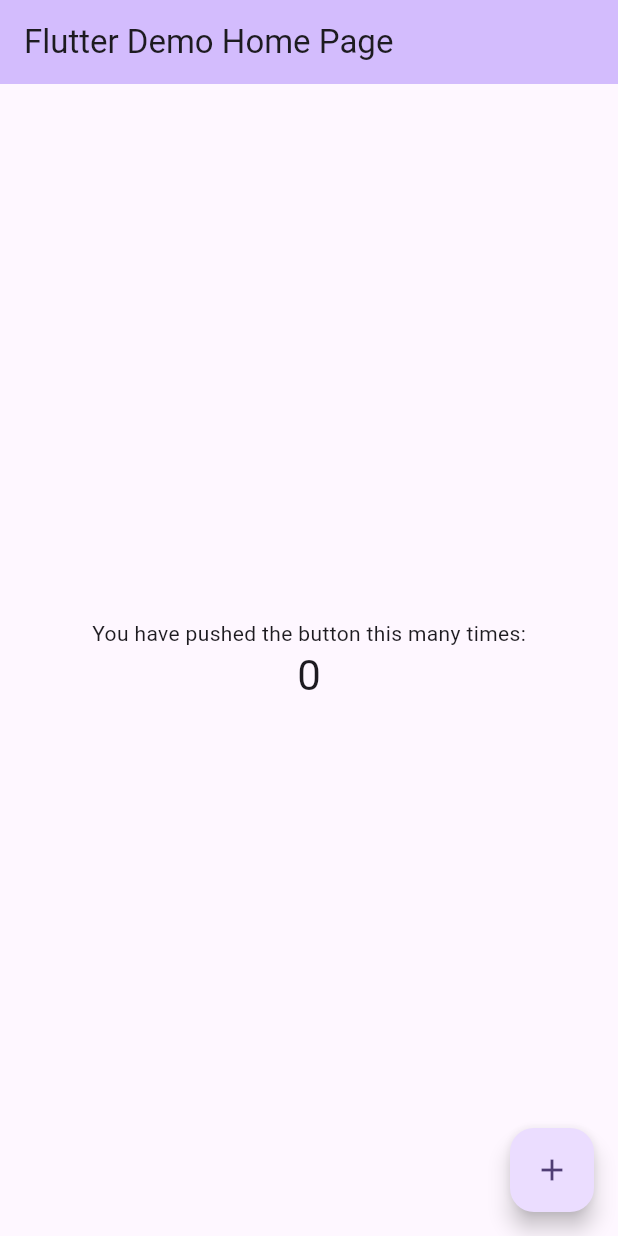
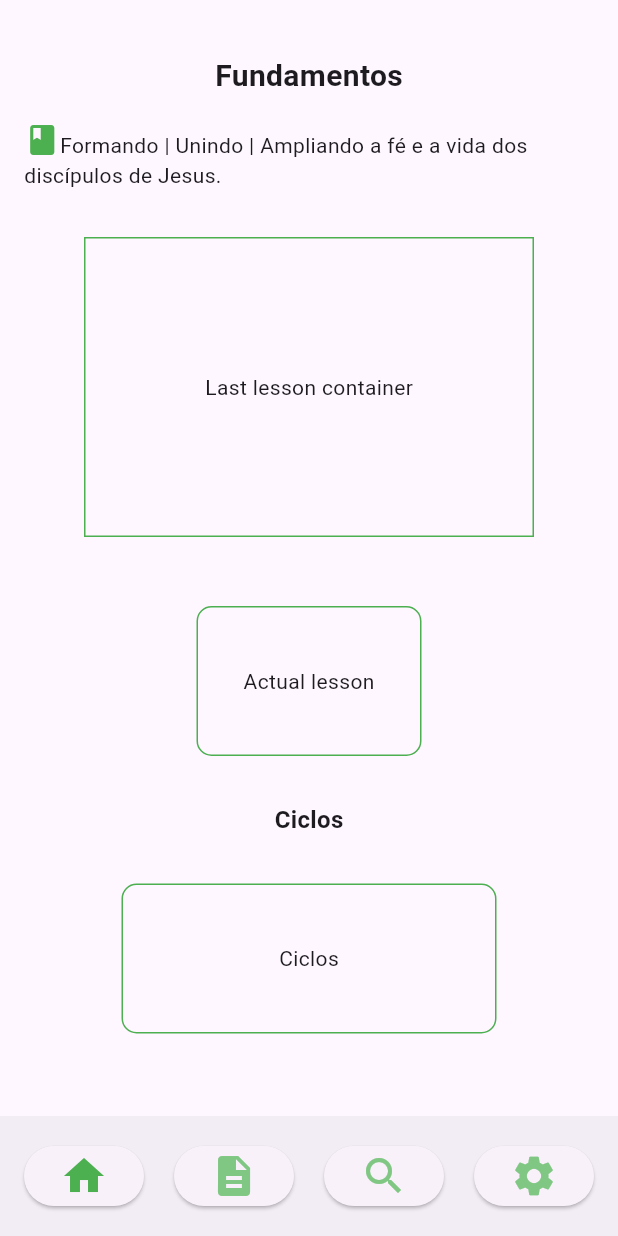
Before and after one commit to JoaoEmanuell/fundamentos-plus-mobile, a Flutter app: the screen it shows after launch, on a phone screen of 412 x 824 dp. Run offline on Flutter 3.47's test engine with Material 3 defaults, Android fonts, the phone set to English and light mode, and no system bars.

Commit message:
initial screen

```diff
--- /dev/null
+++ b/fundamentos_plus_mobile/lib/components/ui/bottom_app_bar_component.dart
@@ -0,0 +1,53 @@
+import 'package:flutter/material.dart';
+
+Widget bottomAppBarComponent({String current = "home"}) {
+  void homePress() {}
+  void cyclesPress() {}
+  void searchPress() {}
+  void settingsPress() {}
+
+  return BottomAppBar(
+    child: Row(
+      mainAxisAlignment: MainAxisAlignment.spaceBetween,
+      children: [
+        ElevatedButton(
+          onPressed: homePress,
+          child: Icon(
+            Icons.home,
+            color: (current == "home"
+                ? Colors.green.shade500
+                : Colors.green.shade300),
+            size: 32,
+          ),
+        ),
+        ElevatedButton(
+            onPressed: cyclesPress,
+            child: Icon(
+              Icons.description,
+              color: (current == "cycles"
+                  ? Colors.green.shade500
+                  : Colors.green.shade300),
+              size: 32,
+            )),
+        ElevatedButton(
+            onPressed: searchPress,
+            child: Icon(
+              Icons.search,
+              color: (current == "search"
+                  ? Colors.green.shade500
+                  : Colors.green.shade300),
+              size: 32,
+            )),
+        ElevatedButton(
+            onPressed: settingsPress,
+            child: Icon(
+              Icons.settings,
+              color: (current == "settings"
+                  ? Colors.green.shade500
+                  : Colors.green.shade300),
+              size: 32,
+            ))
+      ],
+    ),
+  );
+}
--- a/fundamentos_plus_mobile/lib/main.dart
+++ b/fundamentos_plus_mobile/lib/main.dart
@@ -1,4 +1,5 @@
 import 'package:flutter/material.dart';
+import 'package:fundamentos_plus_mobile/screens/home.dart';
 
 void main() {
   runApp(const MyApp());
@@ -11,115 +12,13 @@ class MyApp extends StatelessWidget {
   @override
   Widget build(BuildContext context) {
     return MaterialApp(
-      title: 'Flutter Demo',
+      title: 'Fundamentos plus',
       theme: ThemeData(
-        // This is the theme of your application.
-        //
-        // TRY THIS: Try running your application with "flutter run". You'll see
-        // the application has a purple toolbar. Then, without quitting the app,
-        // try changing the seedColor in the colorScheme below to Colors.green
-        // and then invoke "hot reload" (save your changes or press the "hot
-        // reload" button in a Flutter-supported IDE, or press "r" if you used
-        // the command line to start the app).
-        //
-        // Notice that the counter didn't reset back to zero; the application
-        // state is not lost during the reload. To reset the state, use hot
-        // restart instead.
-        //
-        // This works for code too, not just values: Most code changes can be
-        // tested with just a hot reload.
         colorScheme: ColorScheme.fromSeed(seedColor: Colors.deepPurple),
         useMaterial3: true,
       ),
-      home: const MyHomePage(title: 'Flutter Demo Home Page'),
+      routes: {"/": (context) => HomePage()},
+      initialRoute: "/",
     );
   }
 }
-
-class MyHomePage extends StatefulWidget {
-  const MyHomePage({super.key, required this.title});
-
-  // This widget is the home page of your application. It is stateful, meaning
-  // that it has a State object (defined below) that contains fields that affect
-  // how it looks.
-
-  // This class is the configuration for the state. It holds the values (in this
-  // case the title) provided by the parent (in this case the App widget) and
-  // used by the build method of the State. Fields in a Widget subclass are
-  // always marked "final".
-
-  final String title;
-
-  @override
-  State<MyHomePage> createState() => _MyHomePageState();
-}
-
-class _MyHomePageState extends State<MyHomePage> {
-  int _counter = 0;
-
-  void _incrementCounter() {
-    setState(() {
-      // This call to setState tells the Flutter framework that something has
-      // changed in this State, which causes it to rerun the build method below
-      // so that the display can reflect the updated values. If we changed
-      // _counter without calling setState(), then the build method would not be
-      // called again, and so nothing would appear to happen.
-      _counter++;
-    });
-  }
-
-  @override
-  Widget build(BuildContext context) {
-    // This method is rerun every time setState is called, for instance as done
-    // by the _incrementCounter method above.
-    //
-    // The Flutter framework has been optimized to make rerunning build methods
-    // fast, so that you can just rebuild anything that needs updating rather
-    // than having to individually change instances of widgets.
-    return Scaffold(
-      appBar: AppBar(
-        // TRY THIS: Try changing the color here to a specific color (to
-        // Colors.amber, perhaps?) and trigger a hot reload to see the AppBar
-        // change color while the other colors stay the same.
-        backgroundColor: Theme.of(context).colorScheme.inversePrimary,
-        // Here we take the value from the MyHomePage object that was created by
-        // the App.build method, and use it to set our appbar title.
-        title: Text(widget.title),
-      ),
-      body: Center(
-        // Center is a layout widget. It takes a single child and positions it
-        // in the middle of the parent.
-        child: Column(
-          // Column is also a layout widget. It takes a list of children and
-          // arranges them vertically. By default, it sizes itself to fit its
-          // children horizontally, and tries to be as tall as its parent.
-          //
-          // Column has various properties to control how it sizes itself and
-          // how it positions its children. Here we use mainAxisAlignment to
-          // center the children vertically; the main axis here is the vertical
-          // axis because Columns are vertical (the cross axis would be
-          // horizontal).
-          //
-          // TRY THIS: Invoke "debug painting" (choose the "Toggle Debug Paint"
-          // action in the IDE, or press "p" in the console), to see the
-          // wireframe for each widget.
-          mainAxisAlignment: MainAxisAlignment.center,
-          children: <Widget>[
-            const Text(
-              'You have pushed the button this many times:',
-            ),
-            Text(
-              '$_counter',
-              style: Theme.of(context).textTheme.headlineMedium,
-            ),
-          ],
-        ),
-      ),
-      floatingActionButton: FloatingActionButton(
-        onPressed: _incrementCounter,
-        tooltip: 'Increment',
-        child: const Icon(Icons.add),
-      ), // This trailing comma makes auto-formatting nicer for build methods.
-    );
-  }
-}
--- /dev/null
+++ b/fundamentos_plus_mobile/lib/screens/home.dart
@@ -0,0 +1,82 @@
+import 'package:flutter/material.dart';
+import 'package:fundamentos_plus_mobile/components/ui/bottom_app_bar_component.dart';
+
+class HomePage extends StatefulWidget {
+  const HomePage({super.key});
+
+  @override
+  State<HomePage> createState() => _HomePageState();
+}
+
+class _HomePageState extends State<HomePage> {
+  @override
+  Widget build(BuildContext context) {
+    return Scaffold(
+        body: SingleChildScrollView(
+            child: Center(
+          child: Padding(
+            padding: const EdgeInsets.all(16.0),
+            child: Column(
+              mainAxisAlignment: MainAxisAlignment.center,
+              spacing: 16,
+              children: <Widget>[
+                Padding(
+                  padding: const EdgeInsets.only(top: 20.0),
+                  child: Text(
+                    "Fundamentos",
+                    style: TextStyle(fontSize: 20, fontWeight: FontWeight.bold),
+                    textAlign: TextAlign.left,
+                  ),
+                ),
+                Text.rich(TextSpan(children: [
+                  WidgetSpan(
+                      child: Icon(
+                    Icons.book,
+                    color: Colors.green,
+                  )),
+                  TextSpan(
+                    text:
+                        "Formando | Unindo | Ampliando a fé e a vida dos discípulos de Jesus.",
+                  )
+                ])),
+                Container(
+                  margin: const EdgeInsets.all(15),
+                  padding: const EdgeInsets.all(15),
+                  decoration:
+                      BoxDecoration(border: Border.all(color: Colors.green)),
+                  width: 300,
+                  height: 200,
+                  child: Center(child: Text("Last lesson container")),
+                ),
+                Container(
+                  margin: const EdgeInsets.all(15),
+                  padding: const EdgeInsets.all(15),
+                  decoration: BoxDecoration(
+                      border: Border.all(color: Colors.green),
+                      borderRadius: BorderRadius.all(Radius.circular(10))),
+                  width: 150,
+                  height: 100,
+                  child: Center(child: Text("Actual lesson")),
+                ),
+                Text(
+                  "Ciclos",
+                  style: TextStyle(fontSize: 16, fontWeight: FontWeight.bold),
+                  textAlign: TextAlign.left,
+                ),
+                Container(
+                  margin: const EdgeInsets.all(15),
+                  padding: const EdgeInsets.all(15),
+                  decoration: BoxDecoration(
+                      border: Border.all(color: Colors.green),
+                      borderRadius: BorderRadius.all(Radius.circular(10))),
+                  width: 250,
+                  height: 100,
+                  child: Center(child: Text("Ciclos")),
+                ),
+              ],
+            ),
+          ),
+        )),
+        bottomNavigationBar: bottomAppBarComponent());
+  }
+}
```
